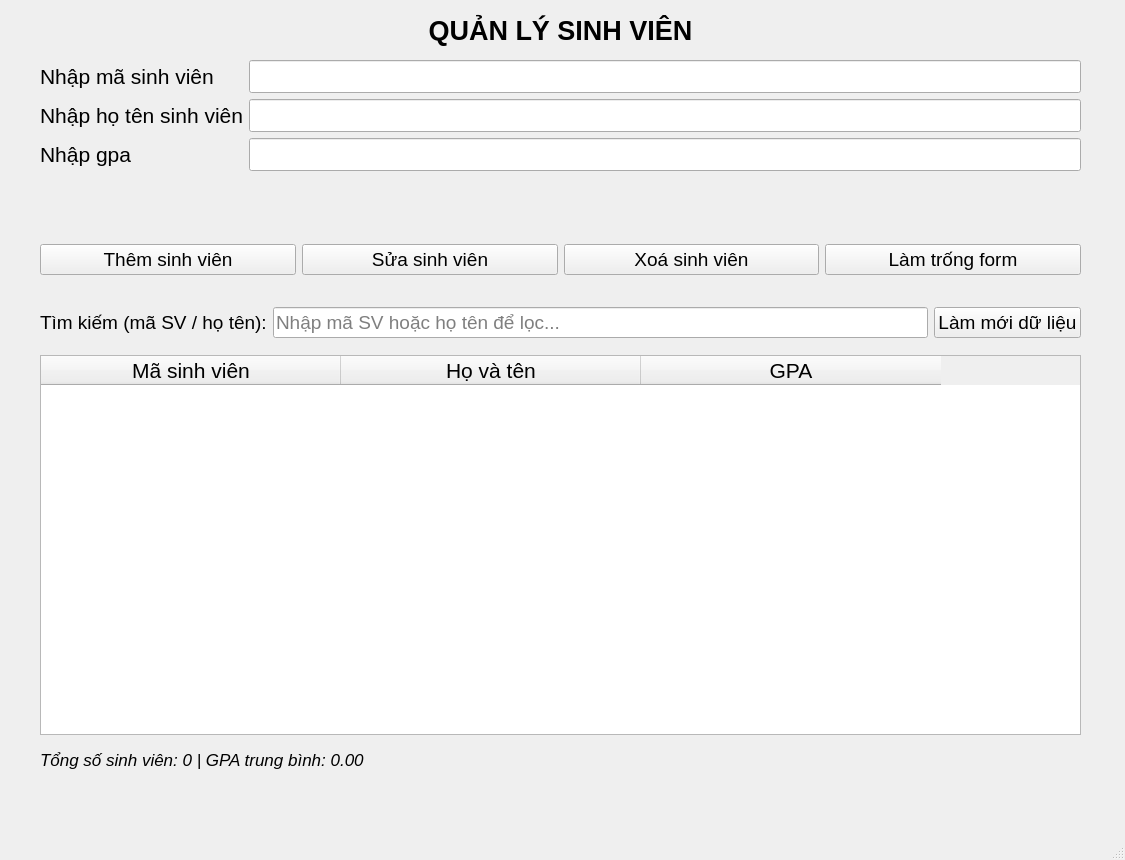
The window that qlsv.ui (huyvii/student-management-pyqt5) describes before a commit, drawn with Qt 5.
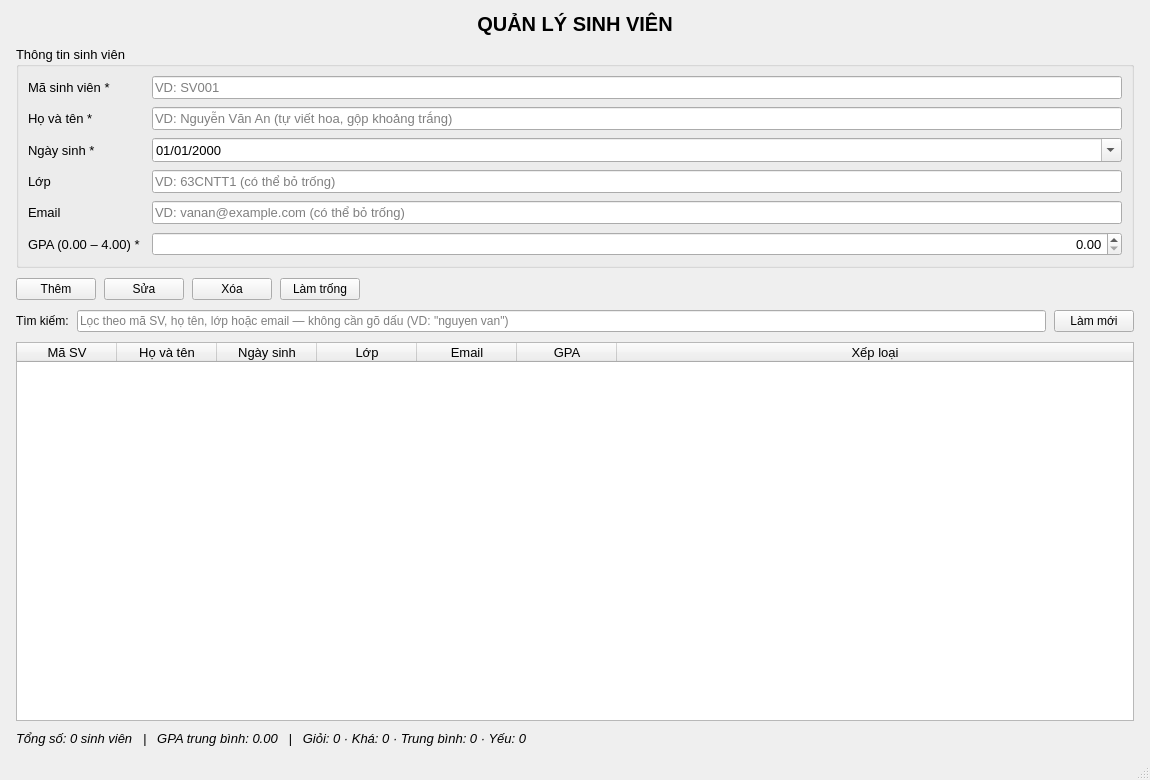
The same window after the commit.

Commit message: Giao dien va thao tac: bo cuc chuan, kiem tra ro rang, tim kiem bo dau

The edit to the form file:
```diff
--- a/qlsv.ui
+++ b/qlsv.ui
@@ -6,27 +6,41 @@
    <rect>
     <x>0</x>
     <y>0</y>
-    <width>1125</width>
-    <height>860</height>
+    <width>1150</width>
+    <height>780</height>
    </rect>
   </property>
+  <property name="minimumSize">
+   <size>
+    <width>960</width>
+    <height>640</height>
+   </size>
+  </property>
   <property name="windowTitle">
    <string>Quản lý sinh viên</string>
   </property>
   <widget class="QWidget" name="centralwidget">
-
+   <layout class="QVBoxLayout" name="mainLayout">
+    <property name="leftMargin">
+     <number>16</number>
+    </property>
+    <property name="topMargin">
+     <number>12</number>
+    </property>
+    <property name="rightMargin">
+     <number>16</number>
+    </property>
+    <property name="bottomMargin">
+     <number>12</number>
+    </property>
+    <property name="spacing">
+     <number>10</number>
+    </property>
+    <item>
    <widget class="QLabel" name="titleLabel">
-    <property name="geometry">
-     <rect>
-      <x>40</x>
-      <y>10</y>
-      <width>1041</width>
-      <height>40</height>
-     </rect>
-    </property>
     <property name="font">
      <font>
-      <pointsize>20</pointsize>
+        <pointsize>15</pointsize>
       <bold>true</bold>
      </font>
     </property>
@@ -36,270 +50,369 @@
     <property name="text">
      <string>QUẢN LÝ SINH VIÊN</string>
     </property>
-   </widget>
-
-   <widget class="QWidget" name="formLayoutWidget">
-    <property name="geometry">
-     <rect>
-      <x>40</x>
-      <y>60</y>
-      <width>1041</width>
-      <height>161</height>
-     </rect>
+      <property name="alignment">
+       <set>Qt::AlignCenter</set>
+      </property>
+     </widget>
+    </item>
+    <item>
+     <widget class="QGroupBox" name="formGroup">
+      <property name="font">
+       <font>
+        <pointsize>10</pointsize>
+       </font>
+      </property>
+      <property name="title">
+       <string>Thông tin sinh viên</string>
     </property>
     <layout class="QFormLayout" name="formLayout">
+       <property name="horizontalSpacing">
+        <number>12</number>
+       </property>
+       <property name="verticalSpacing">
+        <number>8</number>
+       </property>
      <item row="0" column="0">
-      <widget class="QLabel" name="label">
-       <property name="font">
-        <font>
-         <pointsize>16</pointsize>
-        </font>
-       </property>
+        <widget class="QLabel" name="idLabel">
        <property name="text">
-        <string>Nhập mã sinh viên</string>
+          <string>Mã sinh viên *</string>
+         </property>
+         <property name="toolTip">
+          <string>Mã SV là khóa, không được trùng. Chữ thường sẽ tự đổi thành IN HOA.</string>
        </property>
       </widget>
      </item>
      <item row="0" column="1">
       <widget class="QLineEdit" name="idEdit">
-       <property name="font">
-        <font>
-         <pointsize>16</pointsize>
-        </font>
+         <property name="placeholderText">
+          <string>VD: SV001</string>
        </property>
       </widget>
      </item>
      <item row="1" column="0">
-      <widget class="QLabel" name="label_2">
-       <property name="font">
-        <font>
-         <pointsize>16</pointsize>
-        </font>
-       </property>
+        <widget class="QLabel" name="nameLabel">
        <property name="text">
-        <string>Nhập họ tên sinh viên</string>
+          <string>Họ và tên *</string>
        </property>
       </widget>
      </item>
      <item row="1" column="1">
       <widget class="QLineEdit" name="nameEdit">
-       <property name="font">
-        <font>
-         <pointsize>16</pointsize>
-        </font>
+         <property name="placeholderText">
+          <string>VD: Nguyễn Văn An (tự viết hoa, gộp khoảng trắng)</string>
        </property>
       </widget>
      </item>
      <item row="2" column="0">
-      <widget class="QLabel" name="label_3">
-       <property name="font">
-        <font>
-         <pointsize>16</pointsize>
-        </font>
-       </property>
+        <widget class="QLabel" name="dobLabel">
        <property name="text">
-        <string>Nhập gpa</string>
+          <string>Ngày sinh *</string>
        </property>
       </widget>
      </item>
      <item row="2" column="1">
-      <widget class="QLineEdit" name="gpaEdit">
-       <property name="font">
-        <font>
-         <pointsize>16</pointsize>
-        </font>
+        <widget class="QDateEdit" name="dobEdit">
+         <property name="displayFormat">
+          <string>dd/MM/yyyy</string>
+         </property>
+         <property name="calendarPopup">
+          <bool>true</bool>
+         </property>
+         <property name="date">
+          <date>
+           <year>2000</year>
+           <month>1</month>
+           <day>1</day>
+          </date>
+         </property>
+         <property name="minimumDate">
+          <date>
+           <year>1900</year>
+           <month>1</month>
+           <day>1</day>
+          </date>
+         </property>
+        </widget>
+       </item>
+       <item row="3" column="0">
+        <widget class="QLabel" name="classLabel">
+         <property name="text">
+          <string>Lớp</string>
+         </property>
+        </widget>
+       </item>
+       <item row="3" column="1">
+        <widget class="QLineEdit" name="classEdit">
+         <property name="placeholderText">
+          <string>VD: 63CNTT1 (có thể bỏ trống)</string>
+         </property>
+        </widget>
+       </item>
+       <item row="4" column="0">
+        <widget class="QLabel" name="emailLabel">
+         <property name="text">
+          <string>Email</string>
+         </property>
+        </widget>
+       </item>
+       <item row="4" column="1">
+        <widget class="QLineEdit" name="emailEdit">
+         <property name="placeholderText">
+          <string>VD: vanan@example.com (có thể bỏ trống)</string>
+         </property>
+        </widget>
+       </item>
+       <item row="5" column="0">
+        <widget class="QLabel" name="gpaLabel">
+         <property name="text">
+          <string>GPA (0.00 – 4.00) *</string>
+         </property>
+        </widget>
+       </item>
+       <item row="5" column="1">
+        <widget class="QDoubleSpinBox" name="gpaSpin">
+         <property name="alignment">
+          <set>Qt::AlignRight|Qt::AlignTrailing|Qt::AlignVCenter</set>
+         </property>
+         <property name="toolTip">
+          <string>Thang điểm 4. Dùng mũi tên lên/xuống để chỉnh nhanh.</string>
+         </property>
+         <property name="decimals">
+          <number>2</number>
+         </property>
+         <property name="maximum">
+          <double>4.000000000000000</double>
+         </property>
+         <property name="singleStep">
+          <double>0.100000000000000</double>
        </property>
       </widget>
      </item>
     </layout>
    </widget>
-
-   <widget class="QWidget" name="horizontalLayoutWidget">
-    <property name="geometry">
-     <rect>
-      <x>40</x>
-      <y>230</y>
-      <width>1041</width>
-      <height>60</height>
-     </rect>
-    </property>
-    <layout class="QHBoxLayout" name="horizontalLayout">
+    </item>
+    <item>
+     <layout class="QHBoxLayout" name="buttonLayout">
+      <property name="spacing">
+       <number>8</number>
+      </property>
      <item>
       <widget class="QPushButton" name="addButton">
-       <property name="font">
-        <font>
-         <pointsize>14</pointsize>
-        </font>
+        <property name="toolTip">
+         <string>Thêm sinh viên mới (Ctrl+N). Bấm Enter ở ô GPA cũng thực hiện thao tác này.</string>
        </property>
        <property name="text">
-        <string>Thêm sinh viên</string>
+         <string>Thêm</string>
        </property>
       </widget>
      </item>
      <item>
       <widget class="QPushButton" name="updateButton">
-       <property name="font">
-        <font>
-         <pointsize>14</pointsize>
-        </font>
+        <property name="toolTip">
+         <string>Cập nhật sinh viên đang chọn theo thông tin trong form (Ctrl+U)</string>
        </property>
        <property name="text">
-        <string>Sửa sinh viên</string>
+         <string>Sửa</string>
        </property>
       </widget>
      </item>
      <item>
       <widget class="QPushButton" name="deleteButton">
-       <property name="font">
-        <font>
-         <pointsize>14</pointsize>
-        </font>
+        <property name="toolTip">
+         <string>Xóa sinh viên đang chọn trong bảng (phím Delete)</string>
        </property>
        <property name="text">
-        <string>Xoá sinh viên</string>
+         <string>Xóa</string>
        </property>
       </widget>
      </item>
      <item>
       <widget class="QPushButton" name="clearButton">
-       <property name="font">
-        <font>
-         <pointsize>14</pointsize>
-        </font>
+        <property name="toolTip">
+         <string>Xóa trắng form và bỏ chọn (Ctrl+L)</string>
        </property>
        <property name="text">
-        <string>Làm trống form</string>
+         <string>Làm trống</string>
        </property>
       </widget>
      </item>
-    </layout>
-   </widget>
-
-   <widget class="QWidget" name="searchLayoutWidget">
-    <property name="geometry">
-     <rect>
-      <x>40</x>
-      <y>300</y>
-      <width>1041</width>
-      <height>45</height>
-     </rect>
-    </property>
+      <item>
+       <spacer name="buttonSpacer">
+        <property name="orientation">
+         <enum>Qt::Horizontal</enum>
+        </property>
+        <property name="sizeHint" stdset="0">
+         <size>
+          <width>40</width>
+          <height>20</height>
+         </size>
+        </property>
+       </spacer>
+      </item>
+     </layout>
+    </item>
+    <item>
     <layout class="QHBoxLayout" name="searchLayout">
+      <property name="spacing">
+       <number>8</number>
+      </property>
      <item>
       <widget class="QLabel" name="searchLabel">
-       <property name="font">
-        <font>
-         <pointsize>14</pointsize>
-        </font>
-       </property>
        <property name="text">
-        <string>Tìm kiếm (mã SV / họ tên):</string>
+         <string>Tìm kiếm:</string>
        </property>
       </widget>
      </item>
      <item>
       <widget class="QLineEdit" name="searchEdit">
-       <property name="font">
-        <font>
-         <pointsize>14</pointsize>
-        </font>
-       </property>
        <property name="placeholderText">
-        <string>Nhập mã SV hoặc họ tên để lọc...</string>
+         <string>Lọc theo mã SV, họ tên, lớp hoặc email — không cần gõ dấu (VD: "nguyen van")</string>
+        </property>
+        <property name="clearButtonEnabled">
+         <bool>true</bool>
+        </property>
+        <property name="toolTip">
+         <string>Kết quả lọc ngay khi gõ</string>
        </property>
       </widget>
      </item>
      <item>
       <widget class="QPushButton" name="refreshButton">
+        <property name="toolTip">
+         <string>Đọc lại dữ liệu từ file sv.csv (F5)</string>
+        </property>
+        <property name="text">
+         <string>Làm mới</string>
+        </property>
+       </widget>
+      </item>
+     </layout>
+    </item>
+    <item>
+     <widget class="QStackedWidget" name="stack">
+      <property name="currentIndex">
+       <number>1</number>
+      </property>
+      <widget class="QWidget" name="pageEmpty">
+       <layout class="QVBoxLayout" name="emptyLayout">
+        <item alignment="Qt::AlignHCenter|Qt::AlignVCenter">
+         <widget class="QLabel" name="emptyLabel">
        <property name="font">
         <font>
-         <pointsize>14</pointsize>
-        </font>
-       </property>
+            <pointsize>11</pointsize>
+            <italic>true</italic>
+           </font>
+          </property>
+          <property name="styleSheet">
+           <string notr="true">color: gray;</string>
+          </property>
        <property name="text">
-        <string>Làm mới dữ liệu</string>
+           <string>Chưa có sinh viên nào.</string>
        </property>
       </widget>
      </item>
     </layout>
    </widget>
-
-   <widget class="QTableWidget" name="studentListView">
-    <property name="geometry">
-     <rect>
-      <x>40</x>
-      <y>355</y>
-      <width>1041</width>
-      <height>380</height>
-     </rect>
-    </property>
-    <property name="sortingEnabled">
-     <bool>true</bool>
-    </property>
-    <property name="alternatingRowColors">
-     <bool>true</bool>
+      <widget class="QWidget" name="pageTable">
+       <layout class="QVBoxLayout" name="tableLayout">
+        <property name="leftMargin">
+         <number>0</number>
+        </property>
+        <property name="topMargin">
+         <number>0</number>
+        </property>
+        <property name="rightMargin">
+         <number>0</number>
+        </property>
+        <property name="bottomMargin">
+         <number>0</number>
+        </property>
+        <item>
+         <widget class="QTableWidget" name="studentTable">
+          <property name="font">
+           <font>
+            <pointsize>10</pointsize>
+           </font>
     </property>
     <property name="editTriggers">
-     <enum>QAbstractItemView::NoEditTriggers</enum>
+           <set>QAbstractItemView::NoEditTriggers</set>
+          </property>
+          <property name="alternatingRowColors">
+           <bool>true</bool>
+          </property>
+          <property name="selectionMode">
+           <enum>QAbstractItemView::SingleSelection</enum>
     </property>
     <property name="selectionBehavior">
      <enum>QAbstractItemView::SelectRows</enum>
     </property>
-    <attribute name="horizontalHeaderDefaultSectionSize">
-     <number>300</number>
+          <property name="sortingEnabled">
+           <bool>true</bool>
+          </property>
+          <property name="wordWrap">
+           <bool>false</bool>
+          </property>
+          <attribute name="horizontalHeaderStretchLastSection">
+           <bool>true</bool>
+          </attribute>
+          <attribute name="verticalHeaderVisible">
+           <bool>false</bool>
     </attribute>
     <column>
      <property name="text">
-      <string>Mã sinh viên</string>
-     </property>
-     <property name="font">
-      <font>
-       <pointsize>16</pointsize>
-      </font>
+            <string>Mã SV</string>
      </property>
     </column>
     <column>
      <property name="text">
       <string>Họ và tên</string>
      </property>
-     <property name="font">
-      <font>
-       <pointsize>16</pointsize>
-      </font>
+          </column>
+          <column>
+           <property name="text">
+            <string>Ngày sinh</string>
+           </property>
+          </column>
+          <column>
+           <property name="text">
+            <string>Lớp</string>
+           </property>
+          </column>
+          <column>
+           <property name="text">
+            <string>Email</string>
      </property>
     </column>
     <column>
      <property name="text">
       <string>GPA</string>
      </property>
-     <property name="font">
-      <font>
-       <pointsize>16</pointsize>
-      </font>
+          </column>
+          <column>
+           <property name="text">
+            <string>Xếp loại</string>
      </property>
     </column>
    </widget>
-
+        </item>
+       </layout>
+      </widget>
+     </widget>
+    </item>
+    <item>
    <widget class="QLabel" name="statsLabel">
-    <property name="geometry">
-     <rect>
-      <x>40</x>
-      <y>745</y>
-      <width>1041</width>
-      <height>30</height>
-     </rect>
-    </property>
     <property name="font">
      <font>
-      <pointsize>13</pointsize>
+        <pointsize>10</pointsize>
       <italic>true</italic>
      </font>
     </property>
     <property name="text">
-     <string>Tổng số sinh viên: 0 | GPA trung bình: 0.00</string>
-    </property>
-   </widget>
-
+       <string>Tổng số: 0 sinh viên   |   GPA trung bình: 0.00   |   Giỏi: 0 · Khá: 0 · Trung bình: 0 · Yếu: 0</string>
+      </property>
+     </widget>
+    </item>
+   </layout>
   </widget>
   <widget class="QMenuBar" name="menubar">
    <property name="geometry">
```
Left out of the diff: 14 changed lines with no effect on the pictures. Lines whose indentation alone changed are shown as unchanged. The commit also changes 1 other file.
